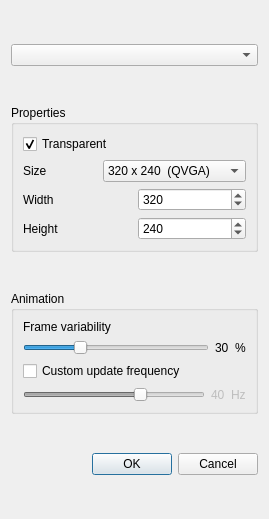
markus-wa/glmixer-mirror, file src/AlgorithmSelectionDialog.ui: the form before one commit.
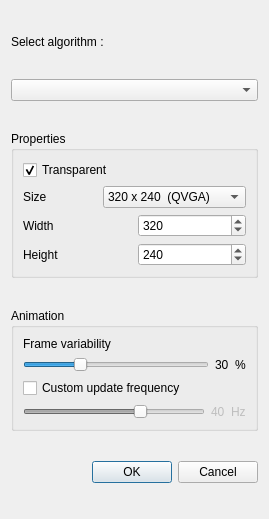
The form after the commit. Icons and pictures are not drawn.

Patch:
```diff
--- a/src/AlgorithmSelectionDialog.ui
+++ b/src/AlgorithmSelectionDialog.ui
@@ -24,6 +24,19 @@
     <normaloff>:/glmixer/icons/computer.png</normaloff>:/glmixer/icons/computer.png</iconset>
   </property>
   <layout class="QVBoxLayout" name="verticalLayout">
+   <item>
+    <widget class="QLabel" name="label">
+     <property name="sizePolicy">
+      <sizepolicy hsizetype="Preferred" vsizetype="Maximum">
+       <horstretch>0</horstretch>
+       <verstretch>0</verstretch>
+      </sizepolicy>
+     </property>
+     <property name="text">
+      <string>Select algorithm :</string>
+     </property>
+    </widget>
+   </item>
    <item>
     <widget class="QComboBox" name="AlgorithmComboBox">
      <property name="sizePolicy">
```
Left out of the diff: 11 changed lines with no effect on the pictures.
